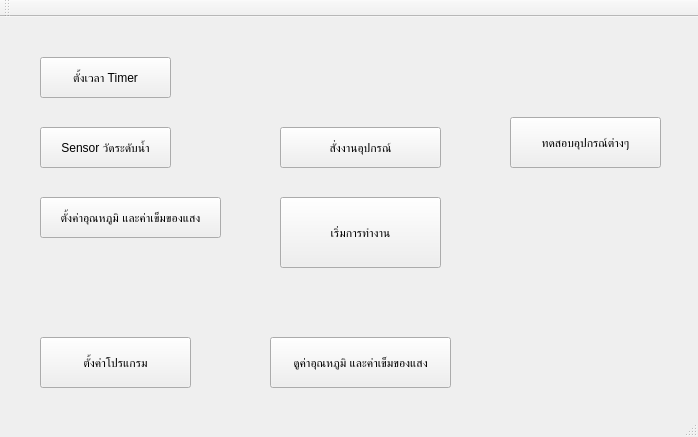
First picture: the form in mainwindow.ui, repository eploentham/TimerWater, before the edit.
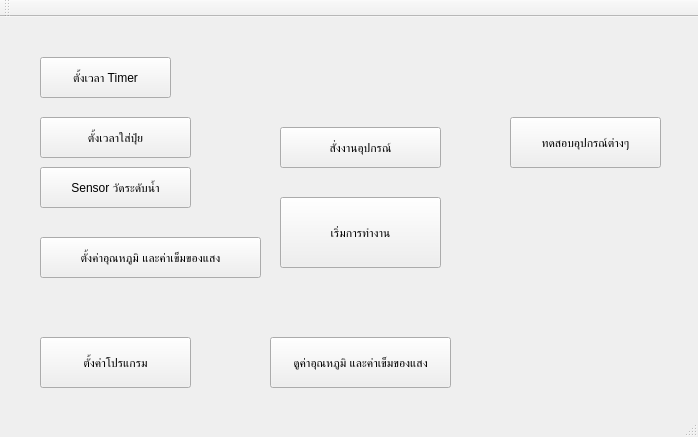
Second picture: the form after the edit.

Diff of the .ui file:
```diff
--- a/mainwindow.ui
+++ b/mainwindow.ui
@@ -34,8 +34,8 @@
     <property name="geometry">
      <rect>
       <x>40</x>
-      <y>110</y>
-      <width>131</width>
+      <y>150</y>
+      <width>151</width>
       <height>41</height>
      </rect>
     </property>
@@ -47,8 +47,8 @@
     <property name="geometry">
      <rect>
       <x>40</x>
-      <y>180</y>
-      <width>181</width>
+      <y>220</y>
+      <width>221</width>
       <height>41</height>
      </rect>
     </property>
@@ -121,6 +121,19 @@
      <string>เริ่มการทำงาน</string>
     </property>
    </widget>
+   <widget class="QPushButton" name="btnCalendar">
+    <property name="geometry">
+     <rect>
+      <x>40</x>
+      <y>100</y>
+      <width>151</width>
+      <height>41</height>
+     </rect>
+    </property>
+    <property name="text">
+     <string>ตั้งเวลาใส่ปุ๋ย</string>
+    </property>
+   </widget>
    <zorder>btnSensor</zorder>
    <zorder>pushButton</zorder>
    <zorder>pushButton_3</zorder>
```
Left out of the diff: 3 changed lines with no effect on the pictures.
